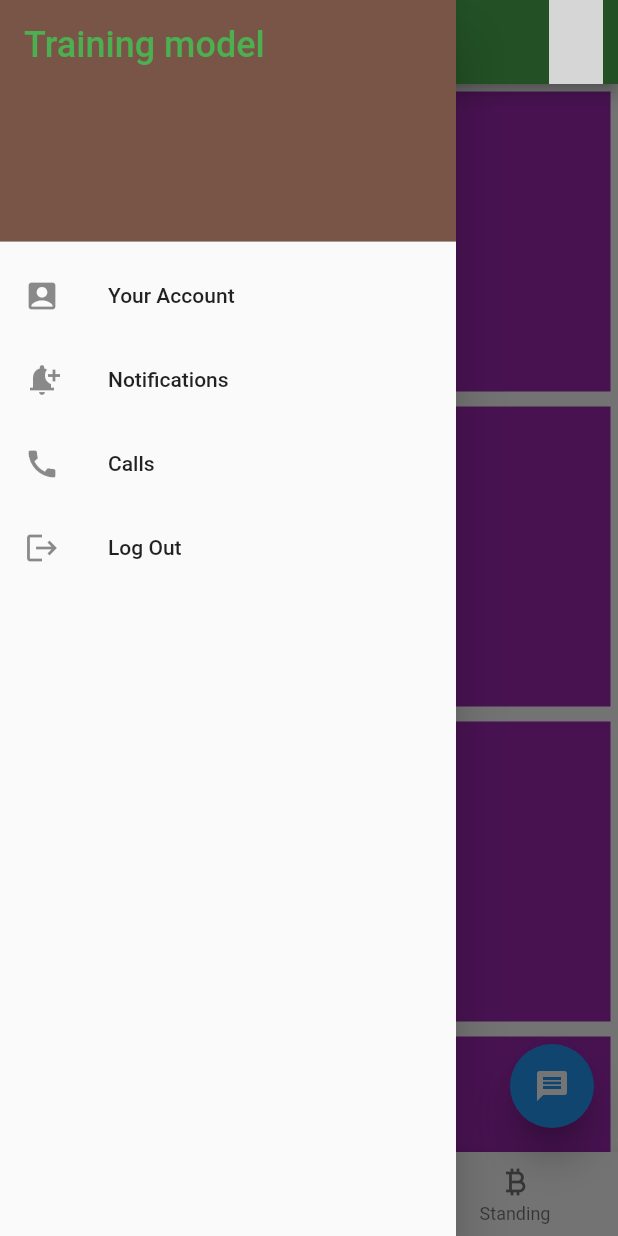
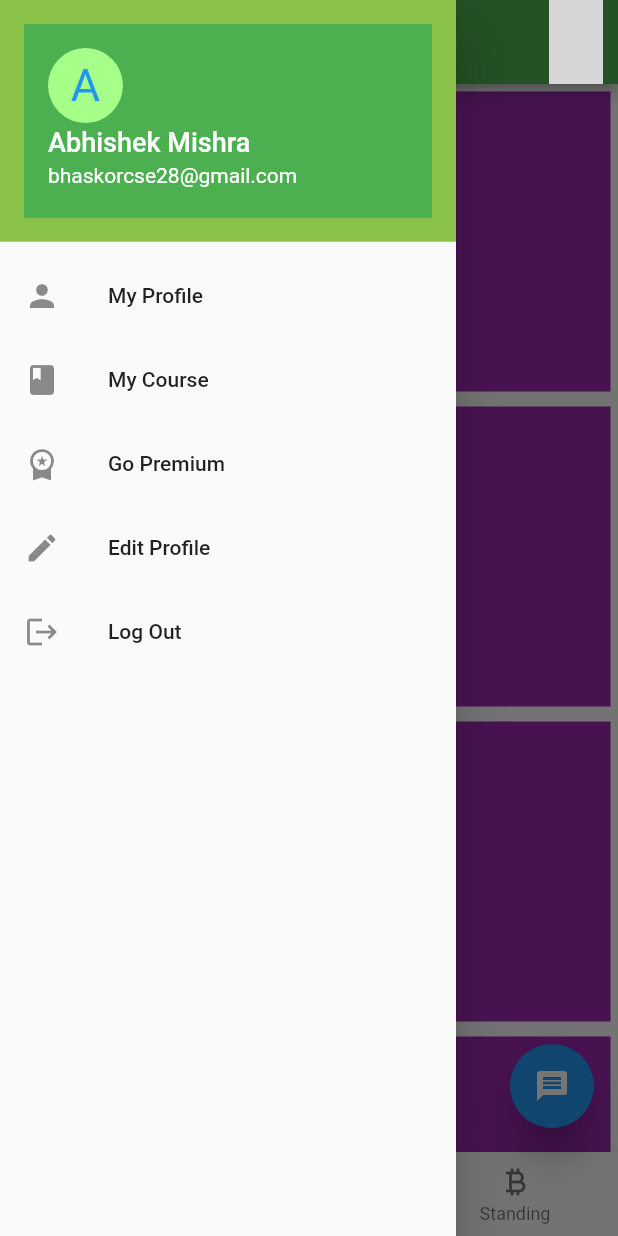
Before and after one commit to Bhaskor28/Online_School_Apps, a Flutter app: the screen it shows after launch, with the side drawer open, on a phone screen of 412 x 824 dp. Run offline on Flutter 3.47's test engine with Material 2 defaults, Android fonts, the phone set to English and light mode, and no system bars; network calls fail; grey boxes are pictures that could not be loaded.

Commit message:
Initial IOT_controller After designing user account and drawer properly

```diff
--- a/lib/main.dart
+++ b/lib/main.dart
@@ -163,41 +163,61 @@
 
           drawer: Drawer(
             child: ListView(
+              padding: const EdgeInsets.all(0),
               children: const <Widget> [
 
                 DrawerHeader(
                   decoration: BoxDecoration(
-                    color: Colors.brown,
+                    color: Colors.lightGreen,
 
                   ),
-                  child: Text(
-                    'Training model',
-                    style: TextStyle(
-                      color: Colors.green,
-                      fontSize: 24,
+                  child: UserAccountsDrawerHeader(
+                    decoration: BoxDecoration(color: Colors.green),
+                      accountName: Text("Abhishek Mishra",
+                      style: TextStyle(fontSize: 18),
+                      ),
+                      accountEmail: Text("bhaskorcse28@gmail.com"),
+                    currentAccountPictureSize: Size.square(50),
+                    currentAccountPicture:CircleAvatar(
+                      backgroundColor: Color.fromARGB(255,165,255,137),
+                      child: Text(
+                        "A",
+                        style: TextStyle(fontSize: 30.0,color: Colors.blue),
+
+                      ),
+
+
 
                     ),
 
-                  ),
+
+
+                  )
 
 
                 ),
 
                 ListTile(
 
-                  title: Text('Your Account'),
-                  leading: Icon(Icons.account_box),
+                  title: Text('My Profile'),
+                  leading: Icon(Icons.person),
+
                 ),
 
                 ListTile(
 
-                  title: Text('Notifications'),
-                  leading: Icon(Icons.notification_add),
+                  title: Text('My Course'),
+                  leading: Icon(Icons.book),
                 ),
                 ListTile(
 
-                  title: Text('Calls'),
-                  leading: Icon(Icons.call),
+                  title: Text('Go Premium'),
+                  leading: Icon(Icons.workspace_premium),
+                ),
+                ListTile(
+
+                  title: Text('Edit Profile'),
+                  leading: Icon(Icons.edit),
                 ),
 
                 ListTile(
```
